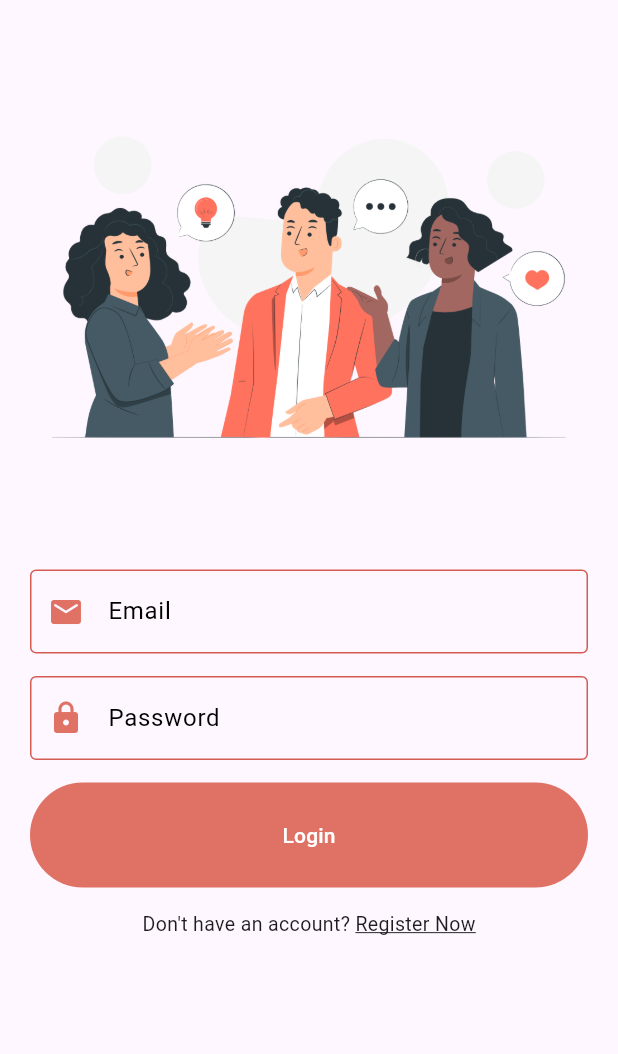
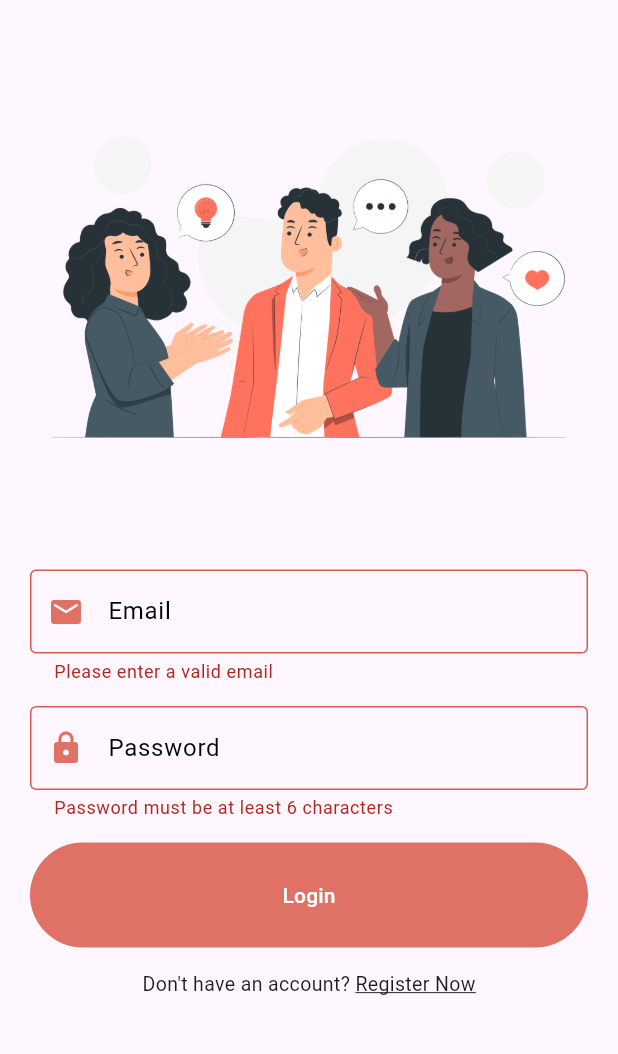
Before and after one commit to veersheth/flutter-chat, a Flutter app: the screen it shows after launch, after a tap on "Login", on a phone screen of 412 x 824 dp, the part 116-1170 px from its top. Run offline on Flutter 3.47's test engine with Material 2 defaults, Android fonts, the phone set to English and light mode, and no system bars; our stand-ins replace cloud_firestore, firebase_auth, firebase_core, shared_preferences; accounts and stored records are empty.

Commit message:
Add ability to login

```diff
--- a/lib/pages/login_page.dart
+++ b/lib/pages/login_page.dart
@@ -1,7 +1,13 @@
+import 'package:cloud_firestore/cloud_firestore.dart';
+import 'package:firebase_auth/firebase_auth.dart';
 import 'package:flutter/gestures.dart';
 import 'package:flutter/material.dart';
+import 'package:flutter_chat_app/pages/home_page.dart';
+import 'package:flutter_chat_app/service/auth_service.dart';
+import 'package:flutter_chat_app/service/database_service.dart';
 import 'package:flutter_chat_app/widgets/widgets.dart';
 import 'register_page.dart';
+import 'package:flutter_chat_app/helper/helper_function.dart';
 
 class LoginPage extends StatefulWidget {
   const LoginPage({super.key});
@@ -14,10 +20,19 @@ class _LoginPageState extends State<LoginPage> {
   final formKey = GlobalKey<FormState>();
   String email = "";
   String password = "";
+  bool _isLoading = false;
+  AuthService authService = AuthService();
+
   @override
   Widget build(BuildContext context) {
     return Scaffold(
-      body: SafeArea(
+      body: _isLoading
+          ? Center(
+              child: CircularProgressIndicator(
+                color: Theme.of(context).primaryColor,
+              ),
+            )
+          : SafeArea(
               child: Padding(
                 padding: const EdgeInsets.only(left: 20, right: 20, top: 5),
                 child: Form(
@@ -116,8 +131,8 @@ class _LoginPageState extends State<LoginPage> {
                             children: [
                               TextSpan(
                                   text: "Register Now",
-                            style:
-                                TextStyle(decoration: TextDecoration.underline),
+                                  style: const TextStyle(
+                                      decoration: TextDecoration.underline),
                                   recognizer: TapGestureRecognizer()
                                     ..onTap = () {
                                       nextScreen(context, const RegisterPage());
@@ -134,6 +149,33 @@ class _LoginPageState extends State<LoginPage> {
             ),
     );
   }
+
+  login() async {
+    if (formKey.currentState!.validate()) {
+      setState(() {
+        _isLoading = true;
+      });
+      await authService
+          .loginUserWithEmailandPassword(email, password)
+          .then((value) async {
+        if (value == true) {
+          QuerySnapshot snapshot =
+              await DatabaseService(uid: FirebaseAuth.instance.currentUser!.uid)
+                  .gettingUserData(email);
+
+          // saving values to SF
+          await HelperFunctions.saveUserLoggedInStatus(value);
+          await HelperFunctions.saveUserNameSF(snapshot.docs[0]['fullName']);
+          await HelperFunctions.saveUserEmailSF(email);
+
+          nextScreenReplace(context, const HomePage());
+        } else {
+          setState(() {
+            showSnackbar(context, value.message, Colors.red.shade400);
+            _isLoading = false;
+          });
         }
-
-login() {}
+      });
+    }
+  }
+}
--- a/lib/pages/register_page.dart
+++ b/lib/pages/register_page.dart
@@ -181,8 +181,8 @@ class _RegisterPageState extends State<RegisterPage> {
           //save shared preference state
 
           await HelperFunctions.saveUserLoggedInStatus(value);
-          await HelperFunctions.saveUserNameSF(email);
-          await HelperFunctions.saveUserEmailSF(fullName);
+          await HelperFunctions.saveUserNameSF(fullName);
+          await HelperFunctions.saveUserEmailSF(email);
 
           nextScreenReplace(context, const HomePage());
         } else {
--- a/lib/service/database_service.dart
+++ b/lib/service/database_service.dart
@@ -18,4 +18,11 @@ class DatabaseService {
       "uid": uid,
     });
   }
+
+  // retrieving user data
+  Future gettingUserData(email) async {
+    QuerySnapshot snapshot =
+        await userCollection.where("email", isEqualTo: email).get();
+    return snapshot;
+  }
 }
```
Also changed, not shown: lib/service/auth_service.dart (+14 -0 lines). Lines whose indentation alone changed are shown as unchanged.
